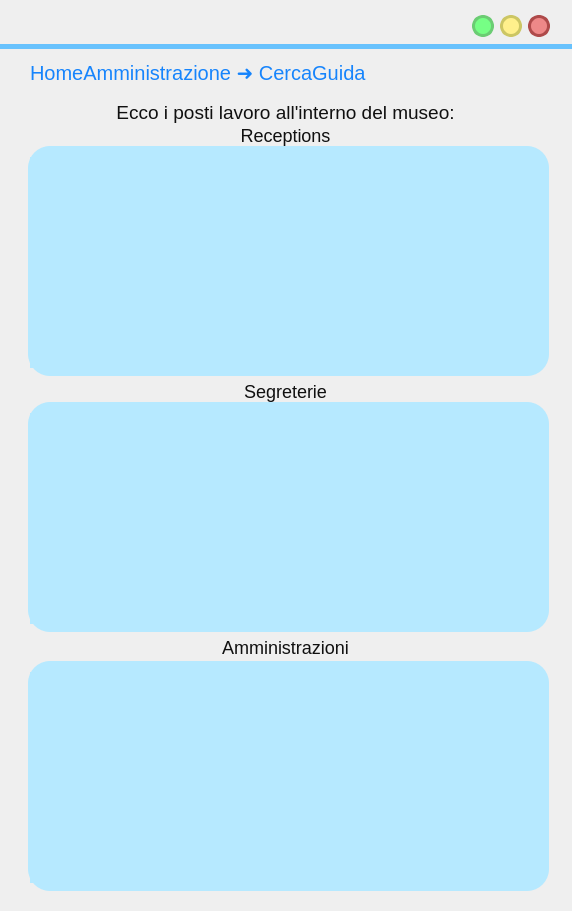
Old version of the form frontend/ui/VistaGestisciPostiLavoro.ui in the repository MrPio/MuseoOmero.
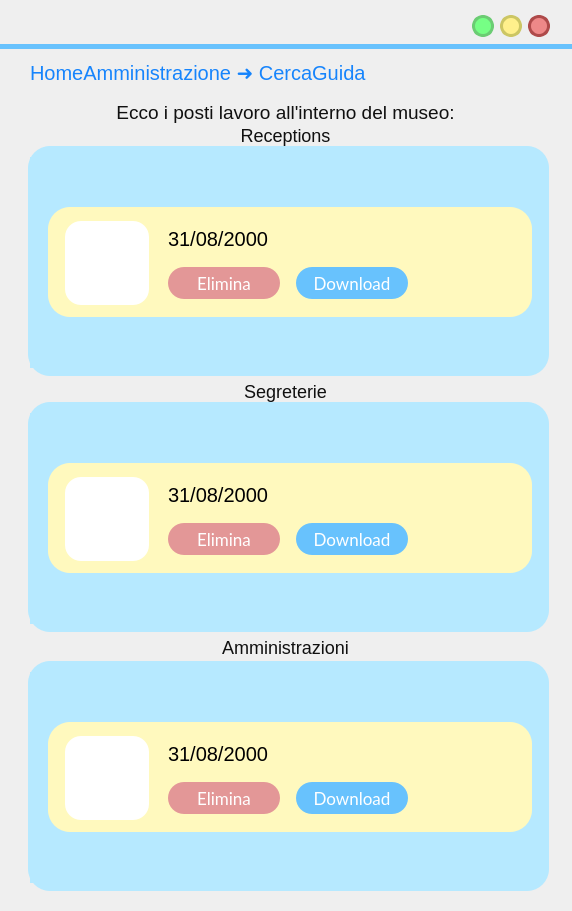
New version of the form. Icons and pictures are not drawn.

Diff of the .ui file:
```diff
--- a/frontend/ui/VistaGestisciPostiLavoro.ui
+++ b/frontend/ui/VistaGestisciPostiLavoro.ui
@@ -429,6 +429,305 @@
       <property name="leftMargin">
        <number>18</number>
       </property>
+      <item>
+       <widget class="QWidget" name="BackupWidget" native="true">
+        <property name="minimumSize">
+         <size>
+          <width>380</width>
+          <height>110</height>
+         </size>
+        </property>
+        <property name="maximumSize">
+         <size>
+          <width>3808</width>
+          <height>110</height>
+         </size>
+        </property>
+        <property name="styleSheet">
+         <string notr="true">border-radius: 22px;
+background-color:#fff9be;
+border-width:0px;</string>
+        </property>
+        <widget class="QLabel" name="immagineLabel_19">
+         <property name="geometry">
+          <rect>
+           <x>17</x>
+           <y>14</y>
+           <width>84</width>
+           <height>84</height>
+          </rect>
+         </property>
+         <property name="sizePolicy">
+          <sizepolicy hsizetype="MinimumExpanding" vsizetype="MinimumExpanding">
+           <horstretch>0</horstretch>
+           <verstretch>0</verstretch>
+          </sizepolicy>
+         </property>
+         <property name="minimumSize">
+          <size>
+           <width>84</width>
+           <height>84</height>
+          </size>
+         </property>
+         <property name="maximumSize">
+          <size>
+           <width>84</width>
+           <height>84</height>
+          </size>
+         </property>
+         <property name="styleSheet">
+          <string notr="true">border-radius: 16px;
+background-color: rgba(255, 255, 255, 255);</string>
+         </property>
+         <property name="text">
+          <string/>
+         </property>
+         <property name="pixmap">
+          <pixmap resource="res/res.qrc">:/icons/save_FILL1_wght600_GRAD200_opsz48_risultato.png</pixmap>
+         </property>
+         <property name="scaledContents">
+          <bool>true</bool>
+         </property>
+         <property name="alignment">
+          <set>Qt::AlignCenter</set>
+         </property>
+         <property name="margin">
+          <number>10</number>
+         </property>
+         <property name="indent">
+          <number>10</number>
+         </property>
+        </widget>
+        <widget class="QLabel" name="titoloLabel_8">
+         <property name="geometry">
+          <rect>
+           <x>120</x>
+           <y>16</y>
+           <width>251</width>
+           <height>31</height>
+          </rect>
+         </property>
+         <property name="styleSheet">
+          <string notr="true">font-size: 20px;
+text-align: left;
+background-color: rgba(255, 255, 255,0);
+</string>
+         </property>
+         <property name="text">
+          <string>31/08/2000</string>
+         </property>
+         <property name="alignment">
+          <set>Qt::AlignLeading|Qt::AlignLeft|Qt::AlignVCenter</set>
+         </property>
+        </widget>
+        <widget class="QLabel" name="immagineLabel_20">
+         <property name="geometry">
+          <rect>
+           <x>330</x>
+           <y>8</y>
+           <width>32</width>
+           <height>32</height>
+          </rect>
+         </property>
+         <property name="sizePolicy">
+          <sizepolicy hsizetype="MinimumExpanding" vsizetype="MinimumExpanding">
+           <horstretch>0</horstretch>
+           <verstretch>0</verstretch>
+          </sizepolicy>
+         </property>
+         <property name="minimumSize">
+          <size>
+           <width>32</width>
+           <height>32</height>
+          </size>
+         </property>
+         <property name="maximumSize">
+          <size>
+           <width>84</width>
+           <height>84</height>
+          </size>
+         </property>
+         <property name="styleSheet">
+          <string notr="true">
+background-color: rgba(255, 255, 255, 0);</string>
+         </property>
+         <property name="text">
+          <string/>
+         </property>
+         <property name="pixmap">
+          <pixmap resource="res/res.qrc">:/icons/folder_open_FILL1_wght600_GRAD200_opsz48_risultato.png</pixmap>
+         </property>
+         <property name="scaledContents">
+          <bool>true</bool>
+         </property>
+         <property name="alignment">
+          <set>Qt::AlignCenter</set>
+         </property>
+         <property name="margin">
+          <number>0</number>
+         </property>
+         <property name="indent">
+          <number>0</number>
+         </property>
+        </widget>
+        <widget class="QLabel" name="immagineLabel_21">
+         <property name="geometry">
+          <rect>
+           <x>290</x>
+           <y>8</y>
+           <width>32</width>
+           <height>32</height>
+          </rect>
+         </property>
+         <property name="sizePolicy">
+          <sizepolicy hsizetype="MinimumExpanding" vsizetype="MinimumExpanding">
+           <horstretch>0</horstretch>
+           <verstretch>0</verstretch>
+          </sizepolicy>
+         </property>
+         <property name="minimumSize">
+          <size>
+           <width>32</width>
+           <height>32</height>
+          </size>
+         </property>
+         <property name="maximumSize">
+          <size>
+           <width>84</width>
+           <height>84</height>
+          </size>
+         </property>
+         <property name="styleSheet">
+          <string notr="true">
+background-color: rgba(255, 255, 255, 0);</string>
+         </property>
+         <property name="text">
+          <string/>
+         </property>
+         <property name="pixmap">
+          <pixmap resource="res/res.qrc">:/icons/cloud_upload_FILL1_wght600_GRAD200_opsz48_risultato.png</pixmap>
+         </property>
+         <property name="scaledContents">
+          <bool>true</bool>
+         </property>
+         <property name="alignment">
+          <set>Qt::AlignCenter</set>
+         </property>
+         <property name="margin">
+          <number>0</number>
+         </property>
+         <property name="indent">
+          <number>0</number>
+         </property>
+        </widget>
+        <widget class="QPushButton" name="reduceButton_2">
+         <property name="geometry">
+          <rect>
+           <x>248</x>
+           <y>60</y>
+           <width>112</width>
+           <height>32</height>
+          </rect>
+         </property>
+         <property name="font">
+          <font>
+           <family>Lato</family>
+           <pointsize>13</pointsize>
+           <weight>50</weight>
+           <italic>false</italic>
+           <bold>false</bold>
+          </font>
+         </property>
+         <property name="cursor">
+          <cursorShape>PointingHandCursor</cursorShape>
+         </property>
+         <property name="autoFillBackground">
+          <bool>false</bool>
+         </property>
+         <property name="styleSheet">
+          <string notr="true">QPushButton{
+ background-color:rgb(104, 194, 253);
+ border-style: solid;
+ border-radius:16px;
+color: rgb(255, 255, 255);
+	font: 13pt &quot;Lato&quot;;
+}
+
+QPushButton::hover{
+
+
+	border-color : rgb(15, 138, 204);
+	color: white;
+border-width:0;
+}
+
+QPushButton::pressed{
+	border-color:rgb(104, 194, 253);
+	border-width:2;
+	background-color : white;
+	color:rgb(104, 194, 253);
+}
+</string>
+         </property>
+         <property name="text">
+          <string>Download</string>
+         </property>
+        </widget>
+        <widget class="QPushButton" name="exitButton_2">
+         <property name="geometry">
+          <rect>
+           <x>120</x>
+           <y>60</y>
+           <width>112</width>
+           <height>32</height>
+          </rect>
+         </property>
+         <property name="font">
+          <font>
+           <family>Lato</family>
+           <pointsize>13</pointsize>
+           <weight>50</weight>
+           <italic>false</italic>
+           <bold>false</bold>
+          </font>
+         </property>
+         <property name="cursor">
+          <cursorShape>PointingHandCursor</cursorShape>
+         </property>
+         <property name="autoFillBackground">
+          <bool>false</bool>
+         </property>
+         <property name="styleSheet">
+          <string notr="true">QPushButton{
+ background-color:#e39797;
+ border-style: solid;
+ border-radius:16px;
+color: rgb(255, 255, 255);
+	font: 13pt &quot;Lato&quot;;
+}
+
+QPushButton::hover{
+
+
+	border-color : rgb(15, 138, 204);
+	color: white;
+border-width:0;
+}
+
+QPushButton::pressed{
+	border-color:#e39797;
+	border-width:2;
+	background-color : white;
+	color:rgb(104, 194, 253);
+}
+</string>
+         </property>
+         <property name="text">
+          <string>Elimina</string>
+         </property>
+        </widget>
+       </widget>
+      </item>
      </layout>
     </widget>
    </widget>
@@ -636,6 +935,305 @@
       <property name="leftMargin">
        <number>18</number>
       </property>
+      <item>
+       <widget class="QWidget" name="BackupWidget_2" native="true">
+        <property name="minimumSize">
+         <size>
+          <width>380</width>
+          <height>110</height>
+         </size>
+        </property>
+        <property name="maximumSize">
+         <size>
+          <width>3808</width>
+          <height>110</height>
+         </size>
+        </property>
+        <property name="styleSheet">
+         <string notr="true">border-radius: 22px;
+background-color:#fff9be;
+border-width:0px;</string>
+        </property>
+        <widget class="QLabel" name="immagineLabel_22">
+         <property name="geometry">
+          <rect>
+           <x>17</x>
+           <y>14</y>
+           <width>84</width>
+           <height>84</height>
+          </rect>
+         </property>
+         <property name="sizePolicy">
+          <sizepolicy hsizetype="MinimumExpanding" vsizetype="MinimumExpanding">
+           <horstretch>0</horstretch>
+           <verstretch>0</verstretch>
+          </sizepolicy>
+         </property>
+         <property name="minimumSize">
+          <size>
+           <width>84</width>
+           <height>84</height>
+          </size>
+         </property>
+         <property name="maximumSize">
+          <size>
+           <width>84</width>
+           <height>84</height>
+          </size>
+         </property>
+         <property name="styleSheet">
+          <string notr="true">border-radius: 16px;
+background-color: rgba(255, 255, 255, 255);</string>
+         </property>
+         <property name="text">
+          <string/>
+         </property>
+         <property name="pixmap">
+          <pixmap resource="res/res.qrc">:/icons/save_FILL1_wght600_GRAD200_opsz48_risultato.png</pixmap>
+         </property>
+         <property name="scaledContents">
+          <bool>true</bool>
+         </property>
+         <property name="alignment">
+          <set>Qt::AlignCenter</set>
+         </property>
+         <property name="margin">
+          <number>10</number>
+         </property>
+         <property name="indent">
+          <number>10</number>
+         </property>
+        </widget>
+        <widget class="QLabel" name="titoloLabel_9">
+         <property name="geometry">
+          <rect>
+           <x>120</x>
+           <y>16</y>
+           <width>251</width>
+           <height>31</height>
+          </rect>
+         </property>
+         <property name="styleSheet">
+          <string notr="true">font-size: 20px;
+text-align: left;
+background-color: rgba(255, 255, 255,0);
+</string>
+         </property>
+         <property name="text">
+          <string>31/08/2000</string>
+         </property>
+         <property name="alignment">
+          <set>Qt::AlignLeading|Qt::AlignLeft|Qt::AlignVCenter</set>
+         </property>
+        </widget>
+        <widget class="QLabel" name="immagineLabel_23">
+         <property name="geometry">
+          <rect>
+           <x>330</x>
+           <y>8</y>
+           <width>32</width>
+           <height>32</height>
+          </rect>
+         </property>
+         <property name="sizePolicy">
+          <sizepolicy hsizetype="MinimumExpanding" vsizetype="MinimumExpanding">
+           <horstretch>0</horstretch>
+           <verstretch>0</verstretch>
+          </sizepolicy>
+         </property>
+         <property name="minimumSize">
+          <size>
+           <width>32</width>
+           <height>32</height>
+          </size>
+         </property>
+         <property name="maximumSize">
+          <size>
+           <width>84</width>
+           <height>84</height>
+          </size>
+         </property>
+         <property name="styleSheet">
+          <string notr="true">
+background-color: rgba(255, 255, 255, 0);</string>
+         </property>
+         <property name="text">
+          <string/>
+         </property>
+         <property name="pixmap">
+          <pixmap resource="res/res.qrc">:/icons/folder_open_FILL1_wght600_GRAD200_opsz48_risultato.png</pixmap>
+         </property>
+         <property name="scaledContents">
+          <bool>true</bool>
+         </property>
+         <property name="alignment">
+          <set>Qt::AlignCenter</set>
+         </property>
+         <property name="margin">
+          <number>0</number>
+         </property>
+         <property name="indent">
+          <number>0</number>
+         </property>
+        </widget>
+        <widget class="QLabel" name="immagineLabel_24">
+         <property name="geometry">
+          <rect>
+           <x>290</x>
+           <y>8</y>
+           <width>32</width>
+           <height>32</height>
+          </rect>
+         </property>
+         <property name="sizePolicy">
+          <sizepolicy hsizetype="MinimumExpanding" vsizetype="MinimumExpanding">
+           <horstretch>0</horstretch>
+           <verstretch>0</verstretch>
+          </sizepolicy>
+         </property>
+         <property name="minimumSize">
+          <size>
+           <width>32</width>
+           <height>32</height>
+          </size>
+         </property>
+         <property name="maximumSize">
+          <size>
+           <width>84</width>
+           <height>84</height>
+          </size>
+         </property>
+         <property name="styleSheet">
+          <string notr="true">
+background-color: rgba(255, 255, 255, 0);</string>
+         </property>
+         <property name="text">
+          <string/>
+         </property>
+         <property name="pixmap">
+          <pixmap resource="res/res.qrc">:/icons/cloud_upload_FILL1_wght600_GRAD200_opsz48_risultato.png</pixmap>
+         </property>
+         <property name="scaledContents">
+          <bool>true</bool>
+         </property>
+         <property name="alignment">
+          <set>Qt::AlignCenter</set>
+         </property>
+         <property name="margin">
+          <number>0</number>
+         </property>
+         <property name="indent">
+          <number>0</number>
+         </property>
+        </widget>
+        <widget class="QPushButton" name="reduceButton_3">
+         <property name="geometry">
+          <rect>
+           <x>248</x>
+           <y>60</y>
+           <width>112</width>
+           <height>32</height>
+          </rect>
+         </property>
+         <property name="font">
+          <font>
+           <family>Lato</family>
+           <pointsize>13</pointsize>
+           <weight>50</weight>
+           <italic>false</italic>
+           <bold>false</bold>
+          </font>
+         </property>
+         <property name="cursor">
+          <cursorShape>PointingHandCursor</cursorShape>
+         </property>
+         <property name="autoFillBackground">
+          <bool>false</bool>
+         </property>
+         <property name="styleSheet">
+          <string notr="true">QPushButton{
+ background-color:rgb(104, 194, 253);
+ border-style: solid;
+ border-radius:16px;
+color: rgb(255, 255, 255);
+	font: 13pt &quot;Lato&quot;;
+}
+
+QPushButton::hover{
+
+
+	border-color : rgb(15, 138, 204);
+	color: white;
+border-width:0;
+}
+
+QPushButton::pressed{
+	border-color:rgb(104, 194, 253);
+	border-width:2;
+	background-color : white;
+	color:rgb(104, 194, 253);
+}
+</string>
+         </property>
+         <property name="text">
+          <string>Download</string>
+         </property>
+        </widget>
+        <widget class="QPushButton" name="exitButton_3">
+         <property name="geometry">
+          <rect>
+           <x>120</x>
+           <y>60</y>
+           <width>112</width>
+           <height>32</height>
+          </rect>
+         </property>
+         <property name="font">
+          <font>
+           <family>Lato</family>
+           <pointsize>13</pointsize>
+           <weight>50</weight>
+           <italic>false</italic>
+           <bold>false</bold>
+          </font>
+         </property>
+         <property name="cursor">
+          <cursorShape>PointingHandCursor</cursorShape>
+         </property>
+         <property name="autoFillBackground">
+          <bool>false</bool>
+         </property>
+         <property name="styleSheet">
+          <string notr="true">QPushButton{
+ background-color:#e39797;
+ border-style: solid;
+ border-radius:16px;
+color: rgb(255, 255, 255);
+	font: 13pt &quot;Lato&quot;;
+}
+
+QPushButton::hover{
+
+
+	border-color : rgb(15, 138, 204);
+	color: white;
+border-width:0;
+}
+
+QPushButton::pressed{
+	border-color:#e39797;
+	border-width:2;
+	background-color : white;
+	color:rgb(104, 194, 253);
+}
+</string>
+         </property>
+         <property name="text">
+          <string>Elimina</string>
+         </property>
+        </widget>
+       </widget>
+      </item>
      </layout>
     </widget>
    </widget>
@@ -852,6 +1450,305 @@
       <property name="leftMargin">
        <number>18</number>
       </property>
+      <item>
+       <widget class="QWidget" name="BackupWidget_3" native="true">
+        <property name="minimumSize">
+         <size>
+          <width>380</width>
+          <height>110</height>
+         </size>
+        </property>
+        <property name="maximumSize">
+         <size>
+          <width>3808</width>
+          <height>110</height>
+         </size>
+        </property>
+        <property name="styleSheet">
+         <string notr="true">border-radius: 22px;
+background-color:#fff9be;
+border-width:0px;</string>
+        </property>
+        <widget class="QLabel" name="immagineLabel_25">
+         <property name="geometry">
+          <rect>
+           <x>17</x>
+           <y>14</y>
+           <width>84</width>
+           <height>84</height>
+          </rect>
+         </property>
+         <property name="sizePolicy">
+          <sizepolicy hsizetype="MinimumExpanding" vsizetype="MinimumExpanding">
+           <horstretch>0</horstretch>
+           <verstretch>0</verstretch>
+          </sizepolicy>
+         </property>
+         <property name="minimumSize">
+          <size>
+           <width>84</width>
+           <height>84</height>
+          </size>
+         </property>
+         <property name="maximumSize">
+          <size>
+           <width>84</width>
+           <height>84</height>
+          </size>
+         </property>
+         <property name="styleSheet">
+          <string notr="true">border-radius: 16px;
+background-color: rgba(255, 255, 255, 255);</string>
+         </property>
+         <property name="text">
+          <string/>
+         </property>
+         <property name="pixmap">
+          <pixmap resource="res/res.qrc">:/icons/save_FILL1_wght600_GRAD200_opsz48_risultato.png</pixmap>
+         </property>
+         <property name="scaledContents">
+          <bool>true</bool>
+         </property>
+         <property name="alignment">
+          <set>Qt::AlignCenter</set>
+         </property>
+         <property name="margin">
+          <number>10</number>
+         </property>
+         <property name="indent">
+          <number>10</number>
+         </property>
+        </widget>
+        <widget class="QLabel" name="titoloLabel_10">
+         <property name="geometry">
+          <rect>
+           <x>120</x>
+           <y>16</y>
+           <width>251</width>
+           <height>31</height>
+          </rect>
+         </property>
+         <property name="styleSheet">
+          <string notr="true">font-size: 20px;
+text-align: left;
+background-color: rgba(255, 255, 255,0);
+</string>
+         </property>
+         <property name="text">
+          <string>31/08/2000</string>
+         </property>
+         <property name="alignment">
+          <set>Qt::AlignLeading|Qt::AlignLeft|Qt::AlignVCenter</set>
+         </property>
+        </widget>
+        <widget class="QLabel" name="immagineLabel_26">
+         <property name="geometry">
+          <rect>
+           <x>330</x>
+           <y>8</y>
+           <width>32</width>
+           <height>32</height>
+          </rect>
+         </property>
+         <property name="sizePolicy">
+          <sizepolicy hsizetype="MinimumExpanding" vsizetype="MinimumExpanding">
+           <horstretch>0</horstretch>
+           <verstretch>0</verstretch>
+          </sizepolicy>
+         </property>
+         <property name="minimumSize">
+          <size>
+           <width>32</width>
+           <height>32</height>
+          </size>
+         </property>
+         <property name="maximumSize">
+          <size>
+           <width>84</width>
+           <height>84</height>
+          </size>
+         </property>
+         <property name="styleSheet">
+          <string notr="true">
+background-color: rgba(255, 255, 255, 0);</string>
+         </property>
+         <property name="text">
+          <string/>
+         </property>
+         <property name="pixmap">
+          <pixmap resource="res/res.qrc">:/icons/folder_open_FILL1_wght600_GRAD200_opsz48_risultato.png</pixmap>
+         </property>
+         <property name="scaledContents">
+          <bool>true</bool>
+         </property>
+         <property name="alignment">
+          <set>Qt::AlignCenter</set>
+         </property>
+         <property name="margin">
+          <number>0</number>
+         </property>
+         <property name="indent">
+          <number>0</number>
+         </property>
+        </widget>
+        <widget class="QLabel" name="immagineLabel_27">
+         <property name="geometry">
+          <rect>
+           <x>290</x>
+           <y>8</y>
+           <width>32</width>
+           <height>32</height>
+          </rect>
+         </property>
+         <property name="sizePolicy">
+          <sizepolicy hsizetype="MinimumExpanding" vsizetype="MinimumExpanding">
+           <horstretch>0</horstretch>
+           <verstretch>0</verstretch>
+          </sizepolicy>
+         </property>
+         <property name="minimumSize">
+          <size>
+           <width>32</width>
+           <height>32</height>
+          </size>
+         </property>
+         <property name="maximumSize">
+          <size>
+           <width>84</width>
+           <height>84</height>
+          </size>
+         </property>
+         <property name="styleSheet">
+          <string notr="true">
+background-color: rgba(255, 255, 255, 0);</string>
+         </property>
+         <property name="text">
+          <string/>
+         </property>
+         <property name="pixmap">
+          <pixmap resource="res/res.qrc">:/icons/cloud_upload_FILL1_wght600_GRAD200_opsz48_risultato.png</pixmap>
+         </property>
+         <property name="scaledContents">
+          <bool>true</bool>
+         </property>
+         <property name="alignment">
+          <set>Qt::AlignCenter</set>
+         </property>
+         <property name="margin">
+          <number>0</number>
+         </property>
+         <property name="indent">
+          <number>0</number>
+         </property>
+        </widget>
+        <widget class="QPushButton" name="reduceButton_4">
+         <property name="geometry">
+          <rect>
+           <x>248</x>
+           <y>60</y>
+           <width>112</width>
+           <height>32</height>
+          </rect>
+         </property>
+         <property name="font">
+          <font>
+           <family>Lato</family>
+           <pointsize>13</pointsize>
+           <weight>50</weight>
+           <italic>false</italic>
+           <bold>false</bold>
+          </font>
+         </property>
+         <property name="cursor">
+          <cursorShape>PointingHandCursor</cursorShape>
+         </property>
+         <property name="autoFillBackground">
+          <bool>false</bool>
+         </property>
+         <property name="styleSheet">
+          <string notr="true">QPushButton{
+ background-color:rgb(104, 194, 253);
+ border-style: solid;
+ border-radius:16px;
+color: rgb(255, 255, 255);
+	font: 13pt &quot;Lato&quot;;
+}
+
+QPushButton::hover{
+
+
+	border-color : rgb(15, 138, 204);
+	color: white;
+border-width:0;
+}
+
+QPushButton::pressed{
+	border-color:rgb(104, 194, 253);
+	border-width:2;
+	background-color : white;
+	color:rgb(104, 194, 253);
+}
+</string>
+         </property>
+         <property name="text">
+          <string>Download</string>
+         </property>
+        </widget>
+        <widget class="QPushButton" name="exitButton_4">
+         <property name="geometry">
+          <rect>
+           <x>120</x>
+           <y>60</y>
+           <width>112</width>
+           <height>32</height>
+          </rect>
+         </property>
+         <property name="font">
+          <font>
+           <family>Lato</family>
+           <pointsize>13</pointsize>
+           <weight>50</weight>
+           <italic>false</italic>
+           <bold>false</bold>
+          </font>
+         </property>
+         <property name="cursor">
+          <cursorShape>PointingHandCursor</cursorShape>
+         </property>
+         <property name="autoFillBackground">
+          <bool>false</bool>
+         </property>
+         <property name="styleSheet">
+          <string notr="true">QPushButton{
+ background-color:#e39797;
+ border-style: solid;
+ border-radius:16px;
+color: rgb(255, 255, 255);
+	font: 13pt &quot;Lato&quot;;
+}
+
+QPushButton::hover{
+
+
+	border-color : rgb(15, 138, 204);
+	color: white;
+border-width:0;
+}
+
+QPushButton::pressed{
+	border-color:#e39797;
+	border-width:2;
+	background-color : white;
+	color:rgb(104, 194, 253);
+}
+</string>
+         </property>
+         <property name="text">
+          <string>Elimina</string>
+         </property>
+        </widget>
+       </widget>
+      </item>
      </layout>
     </widget>
    </widget>
```
